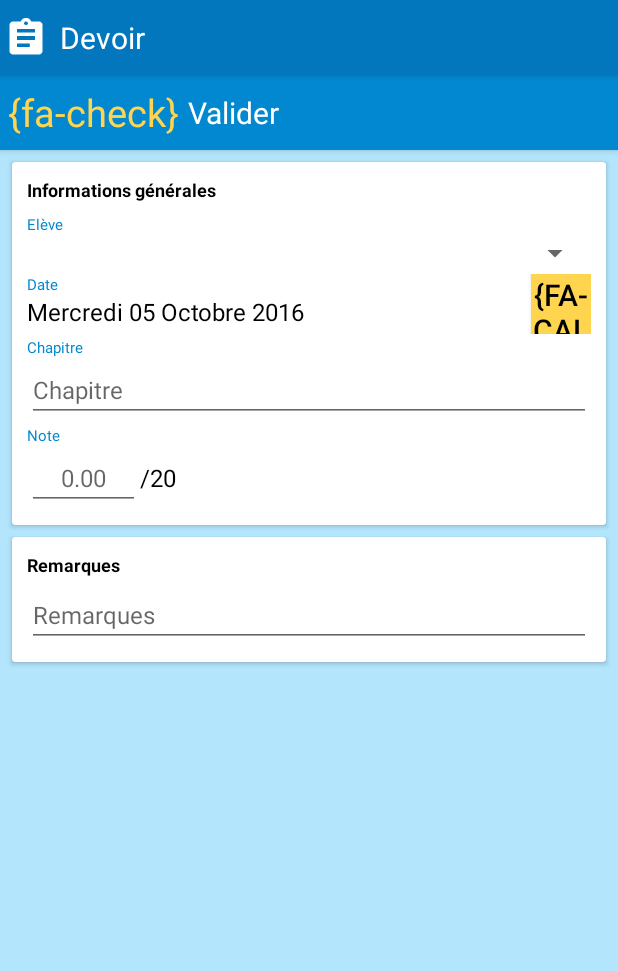
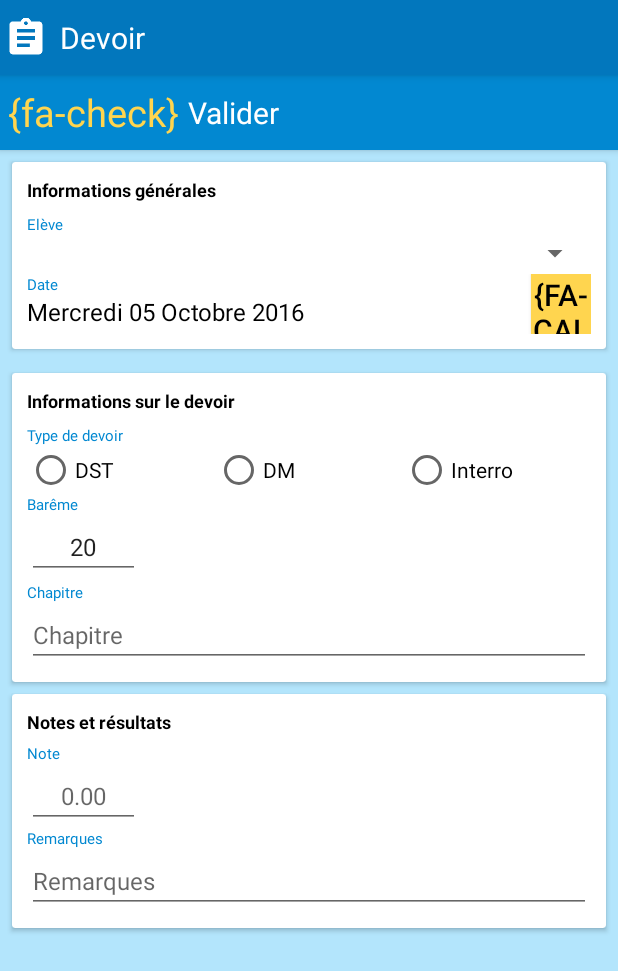
Before and after one commit to Gaminho/MyClass, an Android app: the fragment FragmentAddOrEditDevoir placed in its activity, on a phone screen of 412 x 824 dp. Shown: the top 971 px of the screen. Run offline under Robolectric (Android 15) with nearby library versions, the phone set to English and light mode, and no system bars; libraries missing offline, so code that uses them is left out: com.joanzapata.iconify; plain views replace IconButton, IconTextView.

Commit message:
Update view of devoirs

```diff
--- a/app/src/main/res/layout/adding_devoir.xml
+++ b/app/src/main/res/layout/adding_devoir.xml
@@ -94,6 +94,97 @@
 
             </RelativeLayout>
 
+        </LinearLayout>
+
+    </android.support.v7.widget.CardView>
+
+    <!-- Informations générales  -->
+    <android.support.v7.widget.CardView
+        android:layout_width="match_parent"
+        android:layout_height="wrap_content"
+        android:layout_margin="8dp">
+
+        <LinearLayout
+            android:layout_width="match_parent"
+            android:layout_height="wrap_content"
+            android:orientation="vertical"
+            android:padding="10dp">
+
+            <!-- LABEL -->
+            <TextView
+                android:layout_width="wrap_content"
+                android:layout_height="wrap_content"
+                android:textSize="12dp"
+                android:layout_marginBottom="8dp"
+                android:paddingLeft="0dp"
+                android:textColor="@color/black"
+                android:textStyle="bold"
+                android:text="Informations sur le devoir"
+                android:focusable="true"
+                android:focusableInTouchMode="true"/>
+
+            <!-- Type de devoir -->
+            <LinearLayout
+                android:layout_width="match_parent"
+                android:layout_height="wrap_content"
+                android:orientation="vertical">
+
+                <!-- LABEL -->
+                <TextView
+                    android:layout_width="wrap_content"
+                    android:layout_height="wrap_content"
+                    android:textSize="10dp"
+                    android:text="Type de devoir"
+                    android:textColor="@color/them700"/>
+
+                <RadioGroup
+                    android:id="@+id/rGroupTypeDevoir"
+                    android:layout_width="match_parent"
+                    android:layout_height="wrap_content"
+                    android:orientation="horizontal">
+
+                    <RadioButton
+                        android:id="@+id/rbDST"
+                        android:layout_width="0dp"
+                        android:layout_height="wrap_content"
+                        android:layout_weight="1"
+                        android:text="DST"/>
+
+                    <RadioButton
+                        android:id="@+id/rbDM"
+                        android:layout_width="0dp"
+                        android:layout_height="wrap_content"
+                        android:layout_weight="1"
+                        android:text="DM"/>
+
+                    <RadioButton
+                        android:id="@+id/rbInterro"
+                        android:layout_width="0dp"
+                        android:layout_height="wrap_content"
+                        android:layout_weight="1"
+                        android:text="Interro"/>
+
+                </RadioGroup>
+
+                <TextView
+                    android:layout_width="wrap_content"
+                    android:layout_height="wrap_content"
+                    android:textSize="10dp"
+                    android:text="Barême"
+                    android:textColor="@color/them700"/>
+
+                <EditText
+                    android:id="@+id/bareme"
+                    android:layout_width="wrap_content"
+                    android:layout_height="wrap_content"
+                    android:inputType="numberDecimal"
+                    android:minWidth="75dp"
+                    android:gravity="center"
+                    android:textSize="16dp"
+                    android:text="20"/>
+
+            </LinearLayout>
+
             <!-- Chapitre -->
             <LinearLayout
                 android:layout_width="match_parent"
@@ -115,45 +206,6 @@
                     android:textSize="16dp"
                     android:inputType="textCapSentences|textMultiLine"
                     android:hint="Chapitre"/>
-
-            </LinearLayout>
-
-            <!-- Note -->
-            <LinearLayout
-                android:layout_width="match_parent"
-                android:layout_height="wrap_content"
-                android:orientation="vertical"
-                android:layout_marginTop="2dp">
-
-                <TextView
-                    android:layout_width="wrap_content"
-                    android:layout_height="wrap_content"
-                    android:textSize="10dp"
-                    android:text="Note"
-                    android:textColor="@color/them700"/>
-
-                <LinearLayout
-                    android:layout_width="match_parent"
-                    android:layout_height="wrap_content">
-
-                    <EditText
-                        android:id="@+id/note"
-                        android:layout_width="wrap_content"
-                        android:layout_height="wrap_content"
-                        android:inputType="numberDecimal"
-                        android:minWidth="75dp"
-                        android:gravity="center"
-                        android:textSize="16dp"
-                        android:hint="0.00"/>
-
-                    <TextView
-                        android:layout_width="wrap_content"
-                        android:layout_height="wrap_content"
-                        android:textSize="16dp"
-                        android:text="/20"
-                        android:textColor="@color/black"/>
-
-                </LinearLayout>
 
             </LinearLayout>
 
@@ -185,9 +237,42 @@
                 android:paddingLeft="0dp"
                 android:textColor="@color/black"
                 android:textStyle="bold"
-                android:text="Remarques"
+                android:text="Notes et résultats"
                 android:focusable="true"
                 android:focusableInTouchMode="true"/>
+
+            <!-- Note -->
+            <LinearLayout
+                android:layout_width="match_parent"
+                android:layout_height="wrap_content"
+                android:orientation="vertical"
+                android:layout_marginTop="2dp">
+
+                <TextView
+                    android:layout_width="wrap_content"
+                    android:layout_height="wrap_content"
+                    android:textSize="10dp"
+                    android:text="Note"
+                    android:textColor="@color/them700"/>
+
+                <EditText
+                    android:id="@+id/note"
+                    android:layout_width="wrap_content"
+                    android:layout_height="wrap_content"
+                    android:inputType="numberDecimal"
+                    android:minWidth="75dp"
+                    android:gravity="center"
+                    android:textSize="16dp"
+                    android:hint="0.00"/>
+
+            </LinearLayout>
+
+            <TextView
+                android:layout_width="wrap_content"
+                android:layout_height="wrap_content"
+                android:textSize="10dp"
+                android:text="Remarques"
+                android:textColor="@color/them700"/>
 
             <EditText
                 android:id="@+id/memo"
```
Also changed, not shown: app/src/main/res/drawable-hdpi/ic_assignment_white_48dp.png (deleted).
